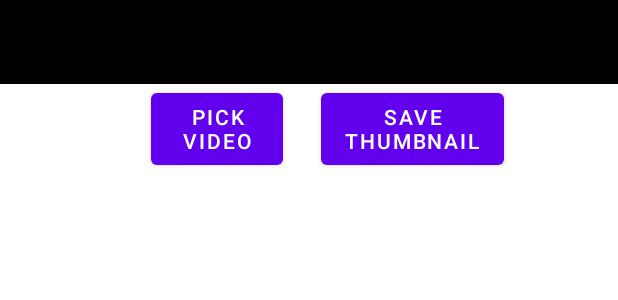
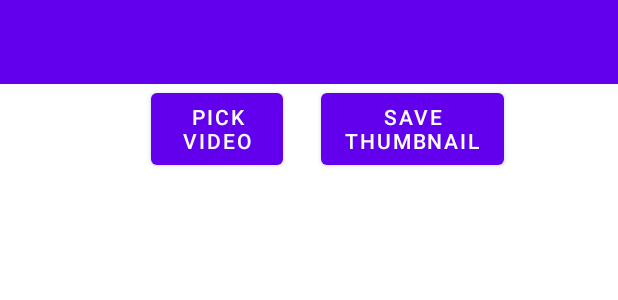
Before and after one commit to Scutterman/youtube-vlog-thumbnail-creator, an Android app: the layout activity_main.xml on its own in the app's theme, with its tools: preview values and no code run, on a phone screen of 412 x 824 dp. Shown: the top 300 px of the screen. Run offline under Robolectric (Android 15) with nearby library versions, the phone set to English and light mode, and no system bars.

Commit message:
Added a menu icon to open the drawer
It was way more work than it had any right to be, wtaf google?

```diff
--- a/app/src/main/res/layout/activity_main.xml
+++ b/app/src/main/res/layout/activity_main.xml
@@ -1,5 +1,7 @@
 <?xml version="1.0" encoding="utf-8"?>
-<androidx.drawerlayout.widget.DrawerLayout xmlns:android="http://schemas.android.com/apk/res/android"
+<androidx.drawerlayout.widget.DrawerLayout
+    xmlns:android="http://schemas.android.com/apk/res/android"
+    xmlns:app="http://schemas.android.com/apk/res-auto"
     android:id="@+id/drawer_layout"
     android:layout_width="match_parent"
     android:layout_height="match_parent"
@@ -15,6 +17,15 @@
         <RelativeLayout
             android:layout_width="match_parent"
             android:layout_height="wrap_content">
+
+            <androidx.appcompat.widget.Toolbar
+                android:id="@+id/toolbar"
+                android:minHeight="?attr/actionBarSize"
+                android:layout_width="match_parent"
+                android:layout_height="wrap_content"
+                app:titleTextColor="@android:color/white"
+                android:background="?attr/colorPrimary">
+            </androidx.appcompat.widget.Toolbar>
 
             <EditText
                 android:id="@+id/thumbnail_title_text"
@@ -35,6 +46,7 @@
                 android:id="@+id/chosen_image"
                 android:layout_width="wrap_content"
                 android:layout_height="wrap_content"
+                android:layout_below="@+id/toolbar"
                 android:scaleType="fitXY"
                 android:adjustViewBounds="true"
                 android:contentDescription="@string/selected_image_description"
@@ -72,6 +84,7 @@
         android:layout_gravity="start"
         android:fitsSystemWindows="true"
         android:orientation="vertical">
+
         <Button
             android:id="@+id/btn_add_profile"
             android:layout_width="wrap_content"
--- a/app/src/main/res/values-night/themes.xml
+++ b/app/src/main/res/values-night/themes.xml
@@ -1,6 +1,6 @@
 <resources xmlns:tools="http://schemas.android.com/tools">
     <!-- Base application theme. -->
-    <style name="Theme.YoutubeVogThumbnailCreator" parent="Theme.MaterialComponents.DayNight.DarkActionBar">
+    <style name="Theme.YoutubeVogThumbnailCreator" parent="Theme.MaterialComponents.DayNight.NoActionBar">
         <!-- Primary brand color. -->
         <item name="colorPrimary">@color/purple_200</item>
         <item name="colorPrimaryVariant">@color/purple_700</item>
--- a/app/src/main/res/values/themes.xml
+++ b/app/src/main/res/values/themes.xml
@@ -1,6 +1,6 @@
 <resources xmlns:tools="http://schemas.android.com/tools">
     <!-- Base application theme. -->
-    <style name="Theme.YoutubeVogThumbnailCreator" parent="Theme.MaterialComponents.DayNight.DarkActionBar">
+    <style name="Theme.YoutubeVogThumbnailCreator" parent="Theme.MaterialComponents.DayNight.NoActionBar">
         <!-- Primary brand color. -->
         <item name="colorPrimary">@color/purple_500</item>
         <item name="colorPrimaryVariant">@color/purple_700</item>
```
Also changed, not shown: app/src/main/java/uk/co/cgfindies/youtubevogthumbnailcreator/MainActivity.kt (+29 -0 lines), app/src/main/res/drawable/ic_menu.xml (added, +25 -0 lines).
